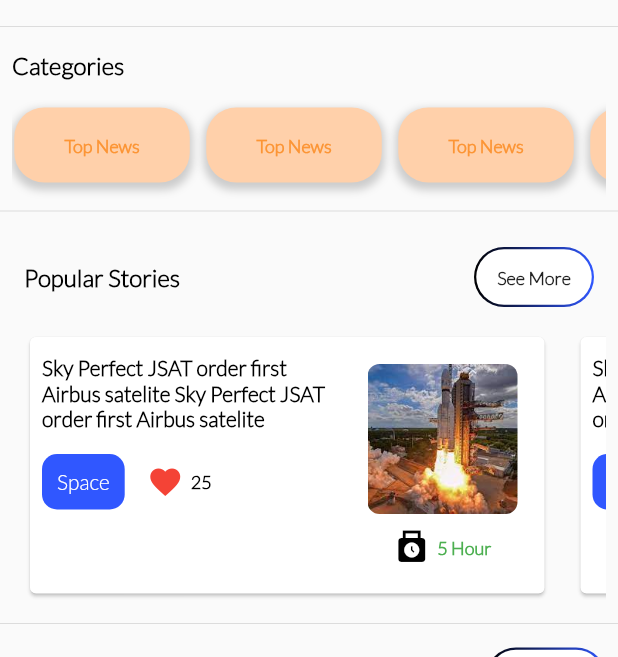
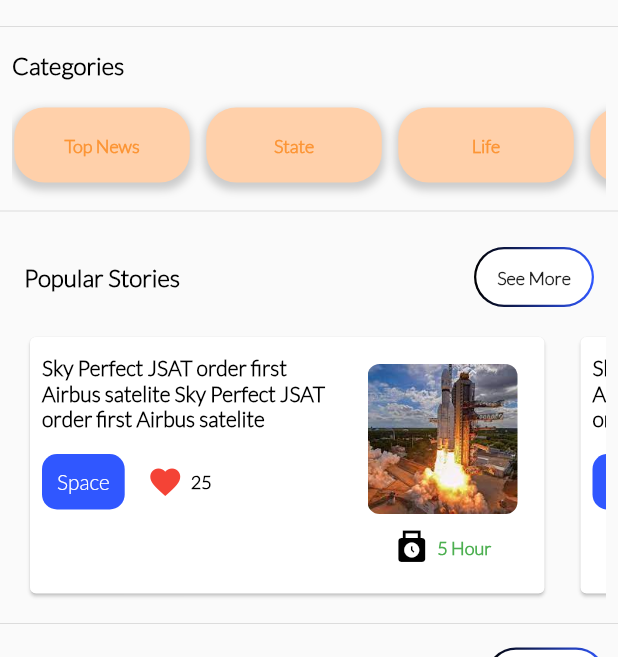
Before and after one commit to khushboo-taneja95/newsappflutter, a Flutter app: the HomeNavigation screen opened directly, scrolled down 576 dp, on a phone screen of 412 x 824 dp, the part 139-796 px from its top. Run offline on Flutter 3.47's test engine with Material 2 defaults, Android fonts, the phone set to English and light mode, and no system bars; our stand-ins replace carousel_slider; network calls fail.

Commit message:
dynamic catogery

```diff
--- a/lib/screens/home/home_navigations.dart
+++ b/lib/screens/home/home_navigations.dart
@@ -17,7 +17,18 @@ class HomeNavigation extends StatefulWidget {
 class _HomeNavigationState extends State<HomeNavigation> {
   int _selectedIndex = 0;
   List<Widget> _widgetOptions = [];
-
+  List<String> topCat = [
+    "Top News",
+    "State",
+    "Life",
+    "Bollywood",
+    "Cricket",
+    "Women",
+    "Country",
+    "Carrier",
+    "Original",
+    "Utility"
+  ];
   @override
   void initState() {
     _widgetOptions = [
--- a/lib/screens/home/home_screen.dart
+++ b/lib/screens/home/home_screen.dart
@@ -11,6 +11,18 @@ class HomeScreen extends StatefulWidget {
 
 class _HomeScreenState extends State<HomeScreen> {
   bool condition = true;
+  List<String> topCat = [
+    "Top News",
+    "State",
+    "Life",
+    "Bollywood",
+    "Cricket",
+    "Women",
+    "Country",
+    "Carrier",
+    "Original",
+    "Utility"
+  ];
   @override
   void initState() {
     super.initState();
@@ -100,10 +112,10 @@ class _HomeScreenState extends State<HomeScreen> {
           SizedBox(
             height: 80,
             child: ListView.builder(
-              itemCount: 10,
+              itemCount: topCat.length,
               scrollDirection: Axis.horizontal,
               itemBuilder: (context, index) {
-                return categoriesTopSlider();
+                return categoriesTopSlider(topCat[index].toString(),index);
               },
             ),
           ),
@@ -111,8 +123,7 @@ class _HomeScreenState extends State<HomeScreen> {
       ),
     );
   }
-
-  Widget categoriesTopSlider() {
+  Widget categoriesTopSlider(String topCat,int i) {
     return Padding(
       padding: const EdgeInsets.only(
         top: 8,
@@ -146,7 +157,7 @@ class _HomeScreenState extends State<HomeScreen> {
                 // color: Colors.red,
                 child: Center(
                   child: Text(
-                    'Top News',
+                    topCat,
                     style: TextStyle(
                         fontWeight: FontWeight.bold,
                         fontSize: 12,
```
Also changed, not shown: lib/generated/assets.dart.
